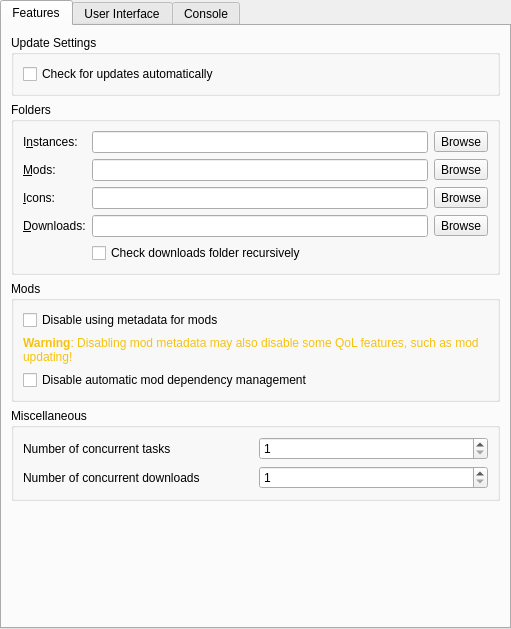
PrismLauncher/PrismLauncher, file launcher/ui/pages/global/LauncherPage.ui: the form before one commit.
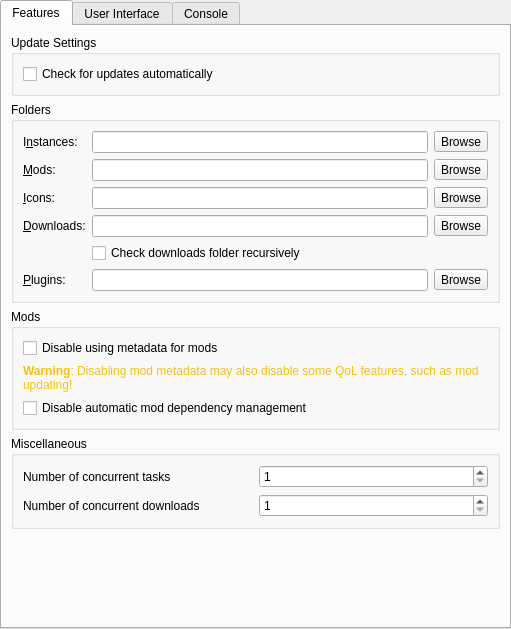
The form after the commit. Custom widgets are drawn as their Qt base class.

Commit message: Add first version of plugin support

```diff
--- a/launcher/ui/pages/global/LauncherPage.ui
+++ b/launcher/ui/pages/global/LauncherPage.ui
@@ -157,6 +157,26 @@
             </property>
            </widget>
           </item>
+          <item row="5" column="0">
+           <widget class="QLabel" name="labelPluginsDir">
+            <property name="text">
+             <string>&amp;Plugins:</string>
+            </property>
+            <property name="buddy">
+             <cstring>pluginsDirTextBox</cstring>
+            </property>
+           </widget>
+          </item>
+          <item row="5" column="1">
+           <widget class="QLineEdit" name="pluginsDirTextBox"/>
+          </item>
+          <item row="5" column="2">
+           <widget class="QToolButton" name="pluginsDirBrowseBtn">
+            <property name="text">
+             <string>Browse</string>
+            </property>
+           </widget>
+          </item>
          </layout>
         </widget>
        </item>
```
Left out of the diff: 2 changed lines with no effect on the pictures. The commit also changes 21 other files.
